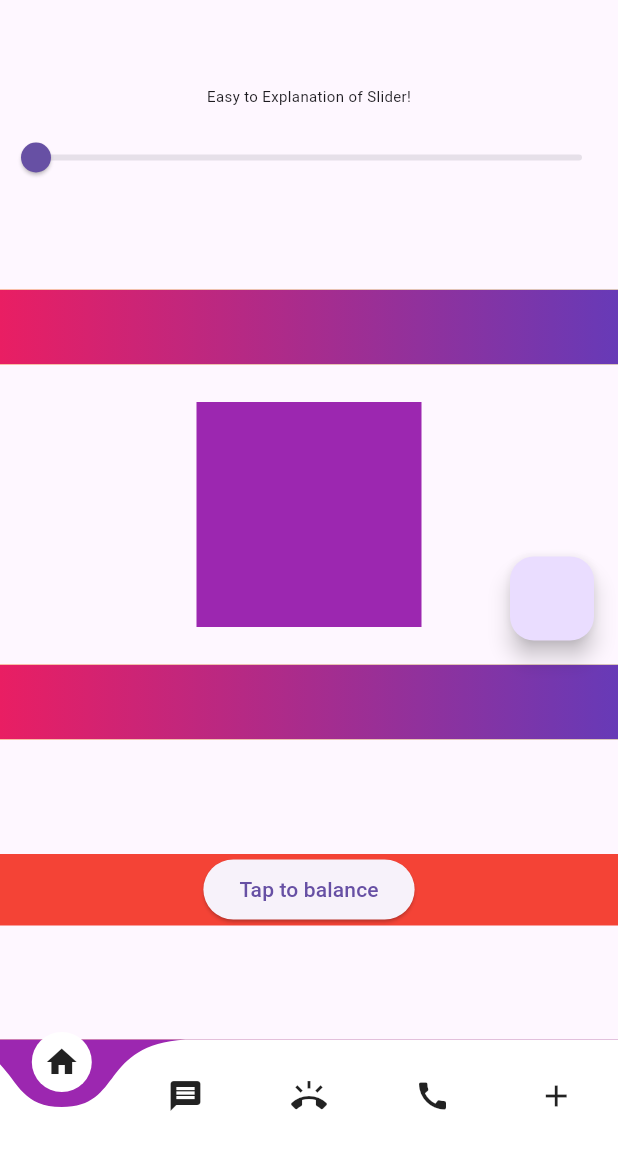
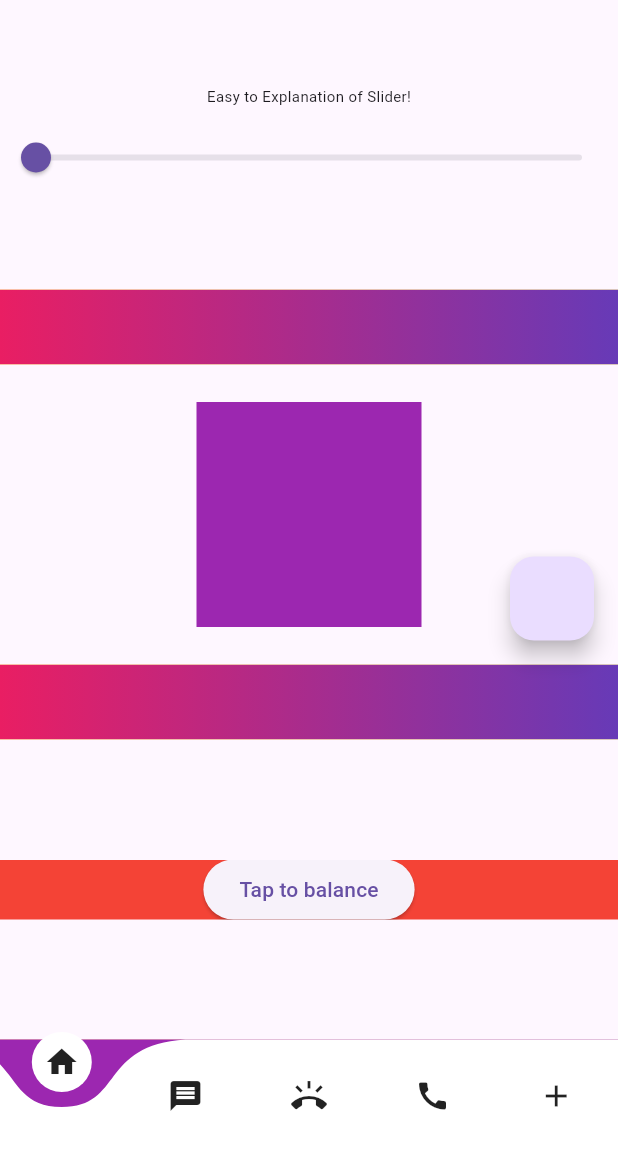
Before and after one commit to mynulyt/LiquidSwip-Slider-BottomSheet-CurvedNavBar-Switch-CheckBox-etc, a Flutter app: the screen it shows after launch, scrolled down 917 dp, on a phone screen of 412 x 824 dp, the part 84-1236 px from its top. Run offline on Flutter 3.47's test engine with Material 3 defaults, Android fonts, the phone set to English and light mode, and no system bars; drawn by our look-alikes of curved_navigation_bar; our stand-ins replace fluttertoast, liquid_swipe.

Commit message:
animated Crossfad

```diff
--- a/lib/Animation/animated_crossfade.dart
+++ b/lib/Animation/animated_crossfade.dart
@@ -18,6 +18,7 @@ class _AnimatedCrossfadeState extends State<AnimatedCrossfade> {
           Center(
             child: AnimatedCrossFade(
               firstChild: Container(
+                height: 40,
                 color: Colors.red,
                 child: Center(
                   child: ElevatedButton(
@@ -30,12 +31,23 @@ class _AnimatedCrossfadeState extends State<AnimatedCrossfade> {
                   ),
                 ),
               ),
-              secondChild: Center(
-                child: Text("Greate", style: TextStyle(fontSize: 50)),
+              secondChild: Container(
+                height: 50,
+                color: Colors.red,
+                child: Center(
+                  child: ElevatedButton(
+                    onPressed: () {
+                      setState(() {
+                        check = true;
+                      });
+                    },
+                    child: Text('5000 tk'),
+                  ),
+                ),
               ),
               crossFadeState:
                   check ? CrossFadeState.showFirst : CrossFadeState.showSecond,
-              duration: Duration(seconds: 2),
+              duration: Duration(seconds: 1),
             ),
           ),
         ],
```
